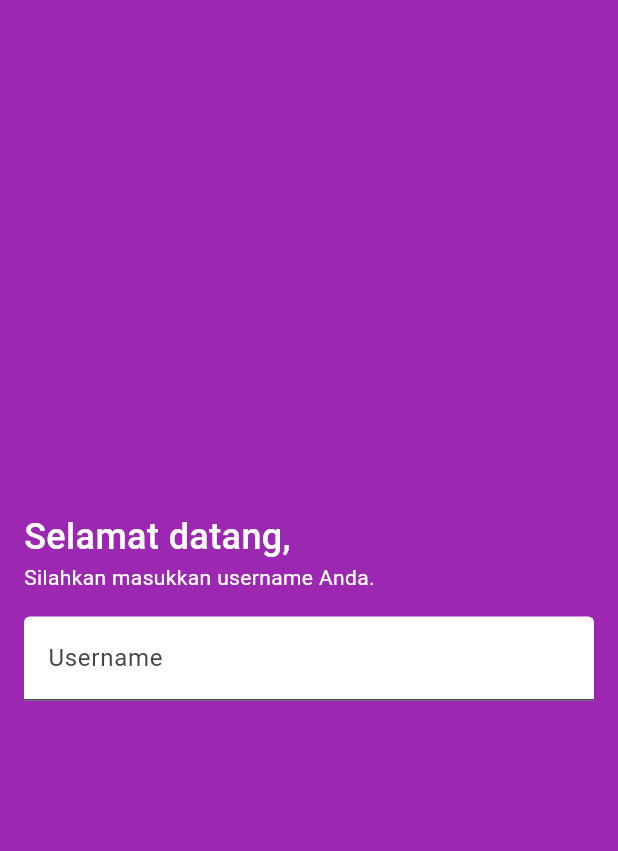
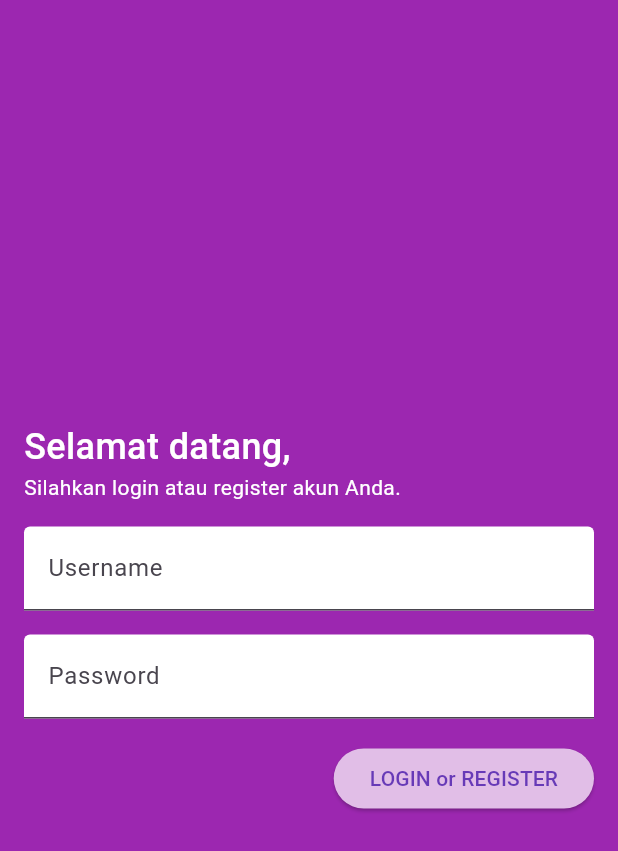
Before and after one commit to sonasetiana/ScheduleQu, a Flutter app: the screen it shows after launch, on a phone screen of 412 x 824 dp. Shown: the top 851 px of the screen. Run offline on Flutter 3.47's test engine with Material 3 defaults, Android fonts, the light colour scheme and no system bars; our stand-ins replace bloc, cloud_firestore, dartz, equatable, firebase_core, flutter_bloc and 4 more; accounts and stored records are empty.

Commit message:
feat: rubah flow user. tambah input password

```diff
--- a/lib/app_routes.dart
+++ b/lib/app_routes.dart
@@ -1,5 +1,6 @@
 import 'package:go_router/go_router.dart';
 import 'package:schedule_qu/pages/home/home_page.dart';
+import 'package:schedule_qu/pages/schedule/schedule_page.dart';
 import 'package:schedule_qu/pages/splash/splash_page.dart';
 import 'package:schedule_qu/pages/user/user_page.dart';
 
@@ -12,12 +13,18 @@ final appRouter = GoRouter(
     ),
     GoRoute(
       path: '/user',
-      builder: (context, state) => const UserPage(),
+      builder: (context, state) => UserPage(),
     ),
     GoRoute(
-      path: '/home',
-      builder: (context, state) => const HomePage(),
-    ),
+        path: '/home',
+        builder: (context, state) => const HomePage(),
+        routes: [
+          GoRoute(
+            path: 'schedule',
+            name: 'schedule',
+            builder: (context, state) => SchedulePage(),
+          )
+        ]),
   ],
   initialLocation: '/',
   debugLogDiagnostics: true,
--- a/lib/apps.dart
+++ b/lib/apps.dart
@@ -20,7 +20,7 @@ class MyApp extends StatelessWidget {
       providers: [
         BlocProvider(
           create: (context) => SplashBloc(
-            userRepository.getUsername(),
+            userRepository.getCollectionModel(),
           ),
         ),
         BlocProvider(
--- a/lib/bloc/splash/splash_bloc.dart
+++ b/lib/bloc/splash/splash_bloc.dart
@@ -1,15 +1,16 @@
 import 'dart:async';
 import 'package:bloc/bloc.dart';
+import 'package:schedule_qu/data/models/collection_model.dart';
 
-class SplashBloc extends Cubit<String?> {
-  final String? username;
-  SplashBloc(this.username) : super(username) {
+class SplashBloc extends Cubit<bool> {
+  final CollectionModel? collection;
+  SplashBloc(this.collection) : super(collection != null) {
     runTimer();
   }
 
   void runTimer() {
     Timer(const Duration(seconds: 3), () {
-      emit(username);
+      emit(false);
     });
   }
 }
--- a/lib/bloc/user/user_bloc.dart
+++ b/lib/bloc/user/user_bloc.dart
@@ -7,29 +7,50 @@ part 'user_state.dart';
 
 class UserBloc extends Bloc<UserEvent, UserState> {
   final UserRepository repository;
-  UserBloc(this.repository) : super(const UserInitial('', '')) {
-    on<CheckUserEvent>((event, emit) async {
-      emit(UserLoading(event.username, 'Checking your username...'));
-      final result = await repository.checkUsername(event.username);
-      result.fold(
+  UserBloc(this.repository) : super(const UserInitial('')) {
+    on<UserLoginEvent>((event, emit) async {
+      emit(UserLoading(state.message));
+      if (event.username.isEmpty) {
+        emit(const UserError('Username masih kosong'));
+        return;
+      }
+      if (event.password.isEmpty) {
+        emit(const UserError('Password masih kosong'));
+        return;
+      }
+      final login = await repository.login(
+        event.username,
+        event.password,
+      );
+      login.fold(
         (failure) {
-          emit(UserError(state.data, failure.message));
+          emit(UserError(failure.message));
         },
         (message) {
-          emit(UserCheckSuccess(state.data, message));
+          emit(UserLoginSuccess(message));
         },
       );
     });
-
-    on<RegisterUserEvent>((event, emit) async {
-      emit(UserLoading(state.data, 'Mendaftarkan user...'));
-      final result = await repository.registerUsername(event.username);
-      result.fold(
+    on<UserRegisterEvent>((event, emit) async {
+      emit(UserLoading(state.message));
+      if (event.username.isEmpty) {
+        emit(const UserError('Username masih kosong'));
+        return;
+      }
+      if (event.password.isEmpty) {
+        emit(const UserError('Password masih kosong'));
+        return;
+      }
+      final login = await repository.register(
+        event.username,
+        event.password,
+      );
+      login.fold(
         (failure) {
-          emit(UserError(state.data, failure.message));
+          emit(UserError(failure.message));
         },
         (message) {
-          emit(UserRegisterSuccess(state.data, message));
+          emit(UserRegisterSuccess(message));
         },
       );
     });
--- a/lib/bloc/user/user_event.dart
+++ b/lib/bloc/user/user_event.dart
@@ -1,18 +1,19 @@
 part of 'user_bloc.dart';
 
 sealed class UserEvent extends Equatable {
-  const UserEvent(this.username);
+  const UserEvent(this.username, this.password);
 
   final String username;
+  final String password;
 
   @override
   List<Object> get props => [username];
 }
 
-class CheckUserEvent extends UserEvent {
-  const CheckUserEvent(super.username);
+class UserLoginEvent extends UserEvent {
+  const UserLoginEvent(super.username, super.password);
 }
 
-class RegisterUserEvent extends UserEvent {
-  const RegisterUserEvent(super.username);
+class UserRegisterEvent extends UserEvent {
+  const UserRegisterEvent(super.username, super.password);
 }
--- a/lib/bloc/user/user_state.dart
+++ b/lib/bloc/user/user_state.dart
@@ -1,9 +1,8 @@
 part of 'user_bloc.dart';
 
 sealed class UserState extends Equatable {
-  const UserState(this.data, this.message);
+  const UserState(this.message);
 
-  final String data;
   final String message;
 
   @override
@@ -11,21 +10,21 @@ sealed class UserState extends Equatable {
 }
 
 final class UserInitial extends UserState {
-  const UserInitial(super.data, super.message);
+  const UserInitial(super.message);
 }
 
 final class UserLoading extends UserState {
-  const UserLoading(super.data, super.message);
+  const UserLoading(super.message);
 }
 
 final class UserError extends UserState {
-  const UserError(super.data, super.message);
+  const UserError(super.message);
 }
 
-final class UserCheckSuccess extends UserState {
-  const UserCheckSuccess(super.data, super.message);
+final class UserLoginSuccess extends UserState {
+  const UserLoginSuccess(super.message);
 }
 
 final class UserRegisterSuccess extends UserState {
-  const UserRegisterSuccess(super.data, super.message);
+  const UserRegisterSuccess(super.message);
 }
--- a/lib/core/app_configs.dart
+++ b/lib/core/app_configs.dart
@@ -1,7 +1,9 @@
 class AppConfigs {
   static const localId = 'id_ID';
+  static const userCollection = 'users';
+  static const scheduleCollection = 'schedules';
   static const defaultCollection = 'jadwal';
-  static const boxUsername = 'box_username';
+  static const keySubCollection = 'key_sub_collection';
   static const keyUsername = 'key_username';
   static const formatDisplayDateSchedule = 'EEEE, d MMM y HH:mm';
   static String get genCollectionId =>
--- /dev/null
+++ b/lib/data/models/collection_model.dart
@@ -0,0 +1,23 @@
+// ignore_for_file: public_member_api_docs, sort_constructors_first
+import 'package:equatable/equatable.dart';
+
+class CollectionModel extends Equatable {
+  final String collectionId;
+  final String documentId;
+
+  const CollectionModel({required this.collectionId, required this.documentId});
+
+  @override
+  List<Object> get props => [collectionId, documentId];
+
+  factory CollectionModel.fromJson(Map<String, dynamic> json) {
+    return CollectionModel(
+      collectionId: json['collection_id'],
+      documentId: json['document_id'],
+    );
+  }
+
+  Map<String, dynamic> toJson() {
+    return {'collection_id': collectionId, 'document_id': documentId};
+  }
+}
--- a/lib/data/provider/remote/user_remote_provider.dart
+++ b/lib/data/provider/remote/user_remote_provider.dart
@@ -1,22 +1,65 @@
 import 'package:cloud_firestore/cloud_firestore.dart';
+import 'package:schedule_qu/core/app_configs.dart';
+import 'package:schedule_qu/data/models/collection_model.dart';
+import 'package:schedule_qu/data/models/user_model.dart';
 
 abstract class UserRemoteProvider {
-  Future<DocumentSnapshot> checkUsername(String username);
-  Future<void> registerUsername(String username);
+  Future<CollectionModel?> login(String username, String password);
+  Future<CollectionModel> register(String username, String password);
 }
 
 class UserRemoteProviderImpl extends UserRemoteProvider {
-  final CollectionReference reference;
+  final FirebaseFirestore firestore;
 
-  UserRemoteProviderImpl({required this.reference});
+  UserRemoteProviderImpl({required this.firestore});
 
   @override
-  Future<DocumentSnapshot> checkUsername(String username) async {
-    return await reference.doc(username).get();
+  Future<CollectionModel?> login(String username, String password) async {
+    final snapshot =
+        await firestore.collection(AppConfigs.userCollection).get();
+
+    final user = snapshot.docs
+        .map((e) => UserModel.fromCollection(e))
+        .toList()
+        .where((e) => e.username == username && e.password == password)
+        .firstOrNull;
+
+    if (user != null) {
+      final schedule = await firestore
+          .collection(AppConfigs.scheduleCollection)
+          .doc(username)
+          .get();
+
+      return CollectionModel(
+        collectionId: schedule.id,
+        documentId: user.username,
+      );
+    }
+
+    return null;
   }
 
   @override
-  Future<void> registerUsername(String username) async {
-    return await reference.doc(username).set(<String, dynamic>{});
+  Future<CollectionModel> register(String username, String password) async {
+    UserModel user = UserModel(
+      username: username,
+      password: password,
+      createdAt: Timestamp.fromDate(DateTime.now()),
+    );
+
+    String collectionId = AppConfigs.genCollectionId;
+
+    await firestore
+        .collection(AppConfigs.userCollection)
+        .doc()
+        .set(user.toJson());
+
+    await firestore
+        .collection(AppConfigs.scheduleCollection)
+        .doc(username)
+        .collection(collectionId)
+        .add(<String, dynamic>{});
+
+    return CollectionModel(collectionId: collectionId, documentId: username);
   }
 }
--- a/lib/data/repository/schedule_repository.dart
+++ b/lib/data/repository/schedule_repository.dart
@@ -25,8 +25,7 @@ class ScheduleRepositoryImpl extends ScheduleRepository {
   Future<Either<Failure, List<ScheduleModel>>> getAllSchedule(
       DateTime selectedDate) async {
     try {
-      final allSchedule = await remoteProvider
-          .getAllSchedule(userLocalProvider.getUsername() ?? '');
+      final allSchedule = await remoteProvider.getAllSchedule('');
 
       final filterSchedule = allSchedule
           .where((e) => isSameDate(e.scheduleTime.toDate(), selectedDate))
--- a/lib/data/repository/user_repository.dart
+++ b/lib/data/repository/user_repository.dart
@@ -1,14 +1,19 @@
-import 'package:cloud_firestore/cloud_firestore.dart';
 import 'package:schedule_qu/core/failure.dart';
-
+import 'package:schedule_qu/data/models/collection_model.dart';
 import '../provider/local/user_local_provider.dart';
 import '../provider/remote/user_remote_provider.dart';
 import 'package:dartz/dartz.dart';
 
 abstract class UserRepository {
-  Future<Either<Failure, String>> checkUsername(String username);
-  Future<Either<Failure, String>> registerUsername(String username);
-  String? getUsername();
+  Future<Either<Failure, String>> login(
+    String username,
+    String password,
+  );
+  Future<Either<Failure, String>> register(
+    String username,
+    String password,
+  );
+  CollectionModel? getCollectionModel();
 }
 
 class UserRepositoryImpl extends UserRepository {
@@ -21,39 +26,70 @@ class UserRepositoryImpl extends UserRepository {
   });
 
   @override
-  Future<Either<Failure, String>> checkUsername(String username) async {
+  CollectionModel? getCollectionModel() {
+    return localProvider.getCollectionModel();
+  }
+
+  @override
+  Future<Either<Failure, String>> loginOrRegister(
+    String username,
+    String password,
+  ) async {
+    late CollectionModel? collection;
+    late String message;
     try {
-      DocumentSnapshot snapshot = await remoteProvider.checkUsername(username);
-      if (snapshot.exists) {
-        await localProvider.setUsername(snapshot.id);
-        return const Right('Username ditemukan');
+      collection = await remoteProvider.login(username, password);
+      if (collection != null) {
+        message = 'Login berhasil';
       } else {
-        return Left(
-          Failure(
-            message:
-                'Username Anda belum terdaftar. Apakah Anda ingin mendaftarkan dengan username ini?',
-          ),
+        collection = await remoteProvider.register(
+          username,
+          password,
         );
+        message = 'Akun barhasil didaftarkan.';
       }
+      localProvider.saveCollection(collection);
+      return Right(message);
     } on Exception catch (e) {
       return Left(Failure(message: e.toString()));
     }
   }
 
   @override
-  Future<Either<Failure, String>> registerUsername(String username) async {
+  Future<Either<Failure, String>> login(
+    String username,
+    String password,
+  ) async {
     try {
-      print('RemoteRepo: $username');
-      await remoteProvider.registerUsername(username);
-      await localProvider.setUsername(username);
-      return const Right('Username berhasil didaftarkan.');
+      CollectionModel? collection =
+          await remoteProvider.login(username, password);
+      if (collection != null) {
+        await localProvider.saveCollection(collection);
+        return const Right('Login Berhasil');
+      }
+      return Left(
+        Failure(
+          message:
+              'Akun tidak ditemukan, Apakah Anda ingin mendaftarkan akun ini?',
+        ),
+      );
     } on Exception catch (e) {
       return Left(Failure(message: e.toString()));
     }
   }
 
   @override
-  String? getUsername() {
-    return localProvider.getUsername();
+  Future<Either<Failure, String>> register(
+    String username,
+    String password,
+  ) async {
+    try {
+      CollectionModel collection =
+          await remoteProvider.register(username, password);
+      await localProvider.saveCollection(collection);
+      return const Right('Akun Anda berhasil didaftarkan.');
+    } on Exception catch (e) {
+      return Left(Failure(message: e.toString()));
+    }
   }
 }
--- a/lib/pages/home/home_page.dart
+++ b/lib/pages/home/home_page.dart
@@ -1,6 +1,8 @@
 import 'package:flutter/material.dart';
 import 'package:flutter_bloc/flutter_bloc.dart';
+import 'package:go_router/go_router.dart';
 import 'package:intl/intl.dart';
+import 'package:schedule_qu/app_routes.dart';
 import 'package:schedule_qu/bloc/schedule/schedule_bloc.dart';
 import 'package:schedule_qu/bloc/schedule/schedule_cubit.dart';
 import 'package:schedule_qu/core/app_configs.dart';
@@ -98,7 +100,9 @@ class HomePage extends StatelessWidget {
         ],
       ),
       floatingActionButton: FloatingActionButton(
-        onPressed: () {},
+        onPressed: () {
+          context.goNamed('schedule');
+        },
         child: const Icon(Icons.event),
       ),
     );
--- a/lib/pages/splash/splash_page.dart
+++ b/lib/pages/splash/splash_page.dart
@@ -8,10 +8,10 @@ class SplashPage extends StatelessWidget {
 
   @override
   Widget build(BuildContext context) {
-    return BlocListener<SplashBloc, String?>(
+    return BlocListener<SplashBloc, bool>(
       bloc: context.read<SplashBloc>(),
       listener: (context, state) {
-        context.replace(state == null ? '/user' : '/home');
+        context.replace(state ? '/home' : '/user');
       },
       child: Scaffold(
         backgroundColor: Colors.purple[400],
--- a/lib/pages/user/user_page.dart
+++ b/lib/pages/user/user_page.dart
@@ -1,16 +1,16 @@
 import 'package:flutter/material.dart';
 import 'package:flutter_bloc/flutter_bloc.dart';
 import 'package:go_router/go_router.dart';
-import 'package:schedule_qu/pages/splash/splash_page.dart';
+import 'package:schedule_qu/app_routes.dart';
 import 'package:schedule_qu/pages/widgets/dialog.dart';
 
 import '../../bloc/user/user_bloc.dart';
-import 'widget/loading_check_user.dart';
-import 'widget/username_field.dart';
 
 class UserPage extends StatelessWidget {
-  const UserPage({super.key});
+  UserPage({super.key});
 
+  final TextEditingController usernameController = TextEditingController();
+  final TextEditingController passwordController = TextEditingController();
   @override
   Widget build(BuildContext context) {
     UserBloc userBloc = context.read<UserBloc>();
@@ -31,7 +31,7 @@ class UserPage extends StatelessWidget {
               ),
             ),
             const Text(
-              'Silahkan masukkan username Anda.',
+              'Silahkan login atau register akun Anda.',
               style: TextStyle(
                 color: Colors.white,
               ),
@@ -39,19 +39,33 @@ class UserPage extends StatelessWidget {
             const SizedBox(
               height: 16,
             ),
-            UsernameField(callback: (value) {
-              userBloc.add(CheckUserEvent(value));
-            }),
-            MultiBlocListener(
-              listeners: [
-                _listenFailCheckUser(userBloc),
-                _listenSuccessRegisterUser(userBloc),
-              ],
-              child: BlocBuilder<UserBloc, UserState>(
-                bloc: userBloc,
-                builder: (context, state) {
-                  return LoadingCheckUser(state: state);
-                },
+            TextFormField(
+              controller: usernameController,
+              keyboardType: TextInputType.name,
+              textCapitalization: TextCapitalization.none,
+              textInputAction: TextInputAction.next,
+              decoration: const InputDecoration(
+                labelText: 'Username',
+                fillColor: Colors.white,
+                focusColor: Colors.white,
+                border: UnderlineInputBorder(),
+                filled: true,
+              ),
+            ),
+            const SizedBox(
+              height: 16,
+            ),
+            TextFormField(
+              controller: passwordController,
+              keyboardType: TextInputType.visiblePassword,
+              obscureText: true,
+              textInputAction: TextInputAction.done,
+              decoration: const InputDecoration(
+                labelText: 'Password',
+                fillColor: Colors.white,
+                focusColor: Colors.white,
+                border: UnderlineInputBorder(),
+                filled: true,
               ),
             ),
             const SizedBox(
@@ -59,23 +73,44 @@ class UserPage extends StatelessWidget {
             ),
             Align(
               alignment: Alignment.topRight,
-              child: BlocSelector<UserBloc, UserState, bool>(
-                bloc: userBloc,
-                selector: (state) {
-                  return state is UserCheckSuccess ||
-                      state is UserRegisterSuccess;
-                },
-                builder: (context, state) {
-                  return Visibility(
-                    visible: state,
-                    child: ElevatedButton(
+              child: MultiBlocListener(
+                listeners: [
+                  _listenErrorLogin(userBloc),
+                  _listenSuccessLogin(userBloc),
+                  _listenSuccessRegister(userBloc)
+                ],
+                child: BlocBuilder<UserBloc, UserState>(
+                  bloc: userBloc,
+                  builder: (context, state) {
+                    return ElevatedButton(
                       onPressed: () {
-                        context.replace('/home');
+                        String username = usernameController.text;
+                        String password = passwordController.text;
+                        userBloc.add(
+                          UserLoginEvent(username, password),
+                        );
                       },
-                      child: const Text('Next'),
-                    ),
-                  );
-                },
+                      style: ElevatedButton.styleFrom(
+                        backgroundColor: Colors.purple[100],
+                      ),
+                      child: Builder(builder: (context) {
+                        if (state is UserLoading) {
+                          return const SizedBox(
+                            width: 16,
+                            height: 16,
+                            child: CircularProgressIndicator(
+                              strokeWidth: 2,
+                            ),
+                          );
+                        }
+                        return const Text(
+                          'LOGIN or REGISTER',
+                          style: TextStyle(color: Colors.deepPurple),
+                        );
+                      }),
+                    );
+                  },
+                ),
               ),
             ),
           ],
@@ -84,7 +119,7 @@ class UserPage extends StatelessWidget {
     );
   }
 
-  BlocListener _listenFailCheckUser(UserBloc bloc) {
+  BlocListener _listenErrorLogin(UserBloc bloc) {
     return BlocListener<UserBloc, UserState>(
       bloc: bloc,
       listener: (context, state) {
@@ -94,7 +129,14 @@ class UserPage extends StatelessWidget {
           message: state.message,
           titlePosButton: 'Ya, Daftar',
           onPositiveClick: () {
-            bloc.add(RegisterUserEvent(state.data));
+            String username = usernameController.text;
+            String password = passwordController.text;
+            bloc.add(
+              UserRegisterEvent(
+                username,
+                password,
+              ),
+            );
           },
         );
       },
@@ -102,17 +144,33 @@ class UserPage extends StatelessWidget {
     );
   }
 
-  BlocListener _listenSuccessRegisterUser(UserBloc bloc) {
+  BlocListener _listenSuccessLogin(UserBloc bloc) {
     return BlocListener<UserBloc, UserState>(
       bloc: bloc,
       listener: (context, state) {
-        showAlertDialog(
-          context,
-          title: 'Success',
-          message: state.message,
-          visibleNegativeButton: false,
-          titlePosButton: 'Ok',
+        ScaffoldMessenger.of(context).showSnackBar(
+          SnackBar(
+            duration: const Duration(seconds: 1),
+            content: Text(state.message),
+          ),
         );
+        context.replace('/home');
+      },
+      listenWhen: (previous, current) => current is UserLoginSuccess,
+    );
+  }
+
+  BlocListener _listenSuccessRegister(UserBloc bloc) {
+    return BlocListener<UserBloc, UserState>(
+      bloc: bloc,
+      listener: (context, state) {
+        ScaffoldMessenger.of(context).showSnackBar(
+          SnackBar(
+            duration: const Duration(seconds: 1),
+            content: Text(state.message),
+          ),
+        );
+        context.replace('/home');
       },
       listenWhen: (previous, current) => current is UserRegisterSuccess,
     );
--- a/lib/pages/user/widget/loading_check_user.dart
+++ b/lib/pages/user/widget/loading_check_user.dart
@@ -12,9 +12,7 @@ class LoadingCheckUser extends StatelessWidget {
   @override
   Widget build(BuildContext context) {
     return Visibility(
-      visible: state is UserLoading ||
-          state is UserCheckSuccess ||
-          state is UserRegisterSuccess,
+      visible: state is UserLoading || state is UserLoginSuccess,
       child: Container(
         width: double.infinity,
         decoration: BoxDecoration(
@@ -41,7 +39,7 @@ class LoadingCheckUser extends StatelessWidget {
               width: 18,
               height: 18,
               child: Builder(builder: (context) {
-                if (state is UserCheckSuccess || state is UserRegisterSuccess) {
+                if (state is UserLoginSuccess) {
                   return const Icon(
                     Icons.check_circle,
                     color: Colors.green,
```
Also changed, not shown: lib/data/models/user_model.dart (added, +38 -0 lines), lib/data/provider/local/user_local_provider.dart (+15 -6 lines), lib/data/provider/remote/schedule_remote_provider.dart (+9 -4 lines), lib/dependency_Injection.dart (+3 -6 lines), lib/pages/schedule/schedule_page.dart (added, +72 -0 lines).
